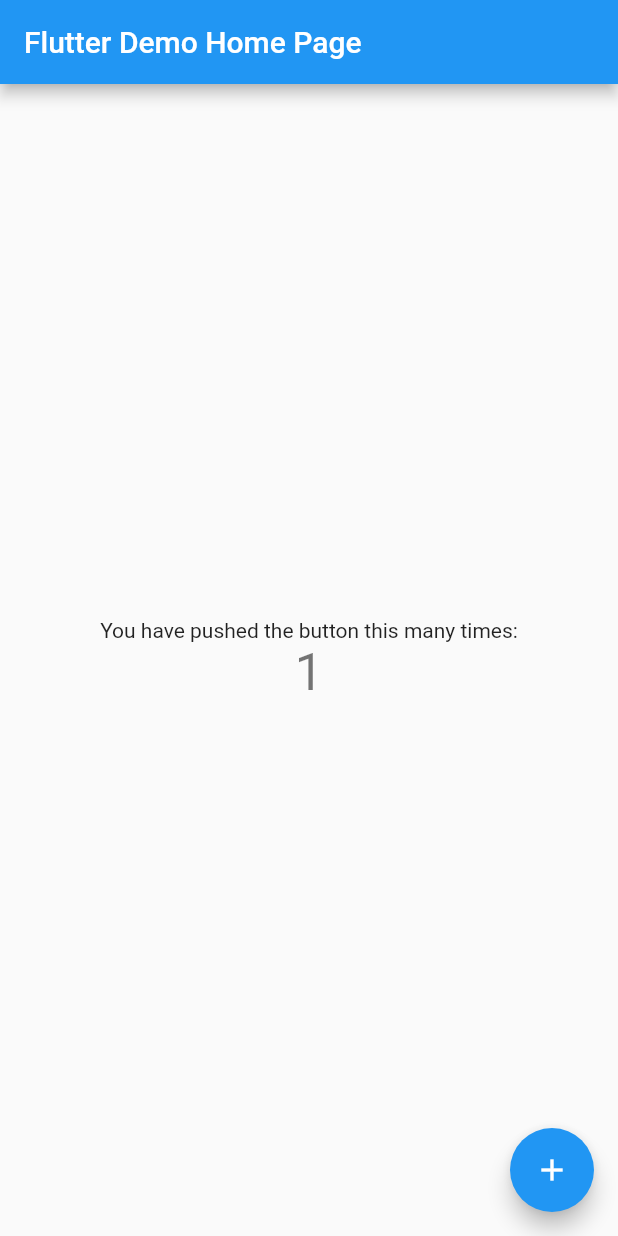
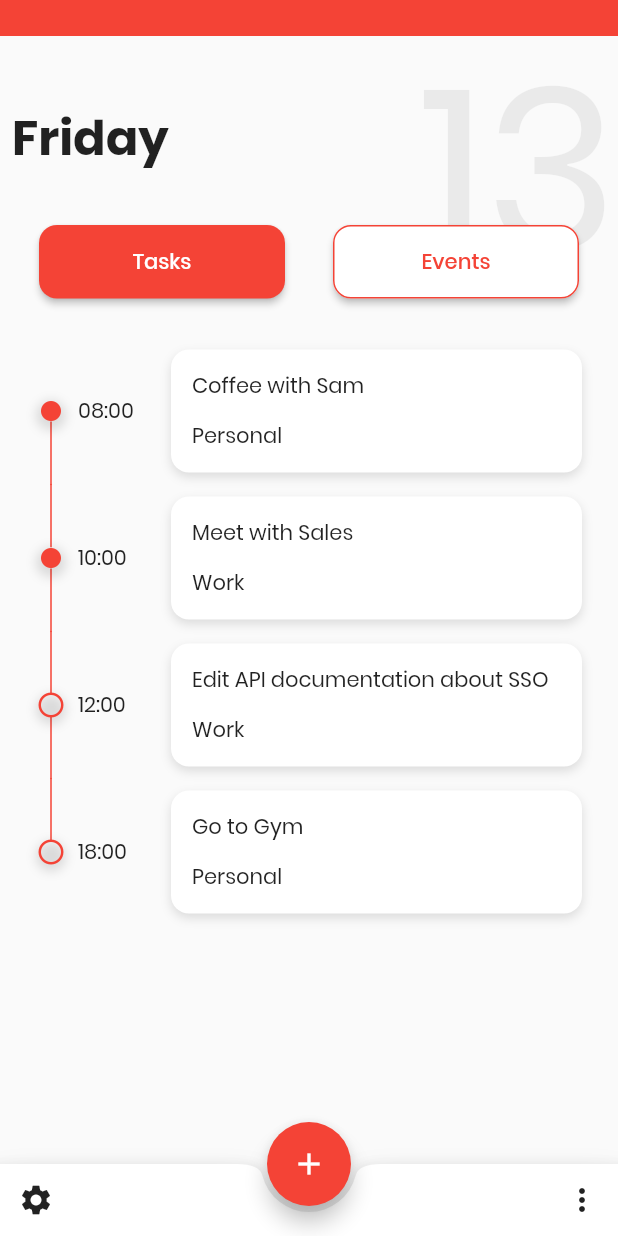
Before and after one commit to S2ShiroeS2/Learn-Flutter, a Flutter app: the screen it shows after launch, after a tap on the "add" icon, on a phone screen of 412 x 824 dp. Run offline on Flutter 3.47's test engine with Material 2 defaults, Android fonts, the phone set to English and light mode, and no system bars.

Commit message:
Xong phần UI Task và Event

```diff
--- a/flutter_code/lib/main.dart
+++ b/flutter_code/lib/main.dart
@@ -1,4 +1,6 @@
 import 'package:flutter/material.dart';
+import 'package:flutter_code/pages/events_page.dart';
+import 'package:flutter_code/pages/tasks_page.dart';
 
 void main() => runApp(MyApp());
 
@@ -7,105 +9,137 @@ class MyApp extends StatelessWidget {
   @override
   Widget build(BuildContext context) {
     return MaterialApp(
+      debugShowCheckedModeBanner: false,
       title: 'Flutter Demo',
       theme: ThemeData(
-        // This is the theme of your application.
-        //
-        // Try running your application with "flutter run". You'll see the
-        // application has a blue toolbar. Then, without quitting the app, try
-        // changing the primarySwatch below to Colors.green and then invoke
-        // "hot reload" (press "r" in the console where you ran "flutter run",
-        // or simply save your changes to "hot reload" in a Flutter IDE).
-        // Notice that the counter didn't reset back to zero; the application
-        // is not restarted.
-        primarySwatch: Colors.blue,
+        primarySwatch: Colors.red,
+        fontFamily: 'Poppins',
       ),
-      home: MyHomePage(title: 'Flutter Demo Home Page'),
+      home: MyHomePage(),
     );
   }
 }
 
 class MyHomePage extends StatefulWidget {
-  MyHomePage({Key key, this.title}) : super(key: key);
-
-  // This widget is the home page of your application. It is stateful, meaning
-  // that it has a State object (defined below) that contains fields that affect
-  // how it looks.
-
-  // This class is the configuration for the state. It holds the values (in this
-  // case the title) provided by the parent (in this case the App widget) and
-  // used by the build method of the State. Fields in a Widget subclass are
-  // always marked "final".
-
-  final String title;
-
   @override
   _MyHomePageState createState() => _MyHomePageState();
 }
 
 class _MyHomePageState extends State<MyHomePage> {
-  int _counter = 0;
-
-  void _incrementCounter() {
-    setState(() {
-      // This call to setState tells the Flutter framework that something has
-      // changed in this State, which causes it to rerun the build method below
-      // so that the display can reflect the updated values. If we changed
-      // _counter without calling setState(), then the build method would not be
-      // called again, and so nothing would appear to happen.
-      _counter++;
-    });
-  }
-
   @override
   Widget build(BuildContext context) {
-    // This method is rerun every time setState is called, for instance as done
-    // by the _incrementCounter method above.
-    //
-    // The Flutter framework has been optimized to make rerunning build methods
-    // fast, so that you can just rebuild anything that needs updating rather
-    // than having to individually change instances of widgets.
     return Scaffold(
-      appBar: AppBar(
-        // Here we take the value from the MyHomePage object that was created by
-        // the App.build method, and use it to set our appbar title.
-        title: Text(widget.title),
+      body: Stack(
+        children: <Widget>[
+          Container(
+            height: 24,
+            color: Theme.of(context).accentColor,
+          ),
+          Positioned(
+            right: 0,
+            child: Text(
+              "13",
+              style: TextStyle(
+                color: Color(0x10000000),
+                fontSize: 150,
+              ),
+            ),
+          ),
+          _mainContent(context),
+        ],
       ),
-      body: Center(
-        // Center is a layout widget. It takes a single child and positions it
-        // in the middle of the parent.
-        child: Column(
-          // Column is also a layout widget. It takes a list of children and
-          // arranges them vertically. By default, it sizes itself to fit its
-          // children horizontally, and tries to be as tall as its parent.
-          //
-          // Invoke "debug painting" (press "p" in the console, choose the
-          // "Toggle Debug Paint" action from the Flutter Inspector in Android
-          // Studio, or the "Toggle Debug Paint" command in Visual Studio Code)
-          // to see the wireframe for each widget.
-          //
-          // Column has various properties to control how it sizes itself and
-          // how it positions its children. Here we use mainAxisAlignment to
-          // center the children vertically; the main axis here is the vertical
-          // axis because Columns are vertical (the cross axis would be
-          // horizontal).
-          mainAxisAlignment: MainAxisAlignment.center,
+      floatingActionButton: FloatingActionButton(
+        onPressed: () => {},
+        child: Icon(Icons.add),
+      ),
+      floatingActionButtonLocation: FloatingActionButtonLocation
+          .centerDocked, //button add position center
+      bottomNavigationBar: BottomAppBar(
+        shape:
+            CircularNotchedRectangle(), //Tạo một viền lõm theo đối tượng bên ngoài
+        child: Row(
+          mainAxisAlignment: MainAxisAlignment.spaceBetween,
           children: <Widget>[
-            Text(
-              'You have pushed the button this many times:',
+            Flexible(
+              child: IconButton(
+                onPressed: () => {},
+                icon: Icon(Icons.settings),
+              ),
             ),
-            Text(
-              '$_counter',
-              style: Theme.of(context).textTheme.display1,
+            Flexible(
+              child: IconButton(
+                onPressed: () => {},
+                icon: Icon(Icons.more_vert),
+              ),
             ),
           ],
         ),
       ),
-      floatingActionButton: FloatingActionButton(
-        onPressed: _incrementCounter,
-        tooltip: 'Increment',
-        child: Icon(Icons.add),
-      ), // This trailing comma makes auto-formatting nicer for build methods.
+    );
+  }
+
+  Column _mainContent(BuildContext context) {
+    return Column(
+      crossAxisAlignment: CrossAxisAlignment.start,
+      children: <Widget>[
+        SizedBox(
+          height: 60,
+        ),
+        Padding(
+          padding: const EdgeInsets.all(8.0),
+          child: Text(
+            "Friday",
+            style: TextStyle(fontSize: 32, fontWeight: FontWeight.bold),
+          ),
+        ),
+        Padding(
+          padding: const EdgeInsets.all(26.0),
+          child: _button(context),
+        ),
+        //Tasks List
+        Expanded(
+          child: EventPage(),
+        ),
+      ],
+    );
+  }
+
+//Widget button tự định nghĩa
+  Widget _button(BuildContext context) {
+    return Row(
+      children: <Widget>[
+        Expanded(
+          child: MaterialButton(
+            shape: RoundedRectangleBorder(
+              borderRadius: BorderRadius.circular(12),
+            ),
+            padding: const EdgeInsets.all(14.0),
+            color: Theme.of(context).accentColor,
+            textColor: Colors.white,
+            onPressed: () => {},
+            child: Text("Tasks"),
+          ),
+        ),
+        SizedBox(
+          width: 32.0,
+        ),
+        Expanded(
+          child: MaterialButton(
+            shape: RoundedRectangleBorder(
+              //Border for button
+              side: BorderSide(
+                color: Theme.of(context).accentColor,
+              ),
+              borderRadius: BorderRadius.circular(12),
+            ),
+            padding: const EdgeInsets.all(14.0),
+            color: Colors.white,
+            textColor: Theme.of(context).accentColor,
+            onPressed: () => {},
+            child: Text("Events"),
+          ),
+        ),
+      ],
     );
   }
 }
--- /dev/null
+++ b/flutter_code/lib/pages/events_page.dart
@@ -0,0 +1,171 @@
+import 'package:flutter/material.dart';
+
+class EventPage extends StatefulWidget {
+  @override
+  _EventPageState createState() => _EventPageState();
+}
+
+//Create object for Event
+class Event {
+  final String time;
+  final String task;
+  final String desc;
+  final bool isFinish;
+
+  Event(this.time, this.task, this.desc, this.isFinish);
+}
+
+final List<Event> _eventList = [
+  new Event("08:00", "Coffee with Sam", "Personal", true),
+  new Event("10:00", "Meet with Sales", "Work", true),
+  new Event("12:00", "Edit API documentation about SSO", "Work", false),
+  new Event("18:00", "Go to Gym", "Personal", false),
+];
+
+class _EventPageState extends State<EventPage> {
+  @override
+  Widget build(BuildContext context) {
+    double iconSize = 20;
+    return ListView.builder(
+      itemCount: _eventList.length,
+      padding: const EdgeInsets.all(0),
+      itemBuilder: (context, index) {
+        return Padding(
+          padding: const EdgeInsets.only(left: 24.0, right: 24.0),
+          child: Row(
+            children: <Widget>[
+              Container(
+                decoration: IconDecoration(
+                  iconSize: iconSize,
+                  lineWidth: 1,
+                  firstData: index == 0 ?? true,
+                  lastData: index == _eventList.length - 1 ?? true,
+                ),
+                child: Container(
+                  decoration: BoxDecoration(
+                    borderRadius: BorderRadius.circular(50),
+                    boxShadow: [
+                      BoxShadow(
+                        offset: Offset(0, 3),
+                        color: Color(0x20000000),
+                        blurRadius: 5,
+                      ),
+                    ],
+                  ),
+                  child: Icon(
+                    _eventList[index].isFinish ? Icons.fiber_manual_record : Icons.radio_button_unchecked,
+                    size: 20.0,
+                    color: Theme.of(context).accentColor,
+                  ),
+                ),
+              ),
+              Container(
+                width: 70,
+                child: Padding(
+                  padding: const EdgeInsets.only(left: 8.0),
+                  child: Text(_eventList[index].time),
+                ),
+              ),
+              Expanded(
+                child: Padding(
+                  padding: const EdgeInsets.only(top: 8.0, bottom: 8.0),
+                  child: Container(
+                    padding: const EdgeInsets.all(14.0),
+                    decoration: BoxDecoration(
+                      color: Colors.white,
+                      borderRadius: BorderRadius.circular(12),
+                      boxShadow: [
+                        BoxShadow(
+                          color: Color(0x20000000),
+                          blurRadius: 5, //Đổ bóng
+                          offset: Offset(0, 3),
+                        )
+                      ],
+                    ),
+                    child: Column(
+                      crossAxisAlignment: CrossAxisAlignment.start,
+                      children: <Widget>[
+                        Text(_eventList[index].task),
+                        SizedBox(
+                          height: 12.0,
+                        ),
+                        Text(_eventList[index].desc),
+                      ],
+                    ),
+                  ),
+                ),
+              ),
+            ],
+          ),
+        );
+      },
+    );
+  }
+}
+
+//Drawn line
+class IconDecoration extends Decoration {
+  final double iconSize;
+  final double lineWidth;
+  final bool firstData;
+  final bool lastData;
+
+  IconDecoration({
+    @required double iconSize,
+    @required double lineWidth,
+    @required bool firstData,
+    @required bool lastData,
+  }) : this.iconSize = iconSize,
+  this.lineWidth = lineWidth,
+  this.firstData = firstData,
+  this.lastData = lastData;
+
+  @override
+  BoxPainter createBoxPainter([onChanged]) {
+    return IconLine(
+      iconSize: iconSize,
+      lineWidth: lineWidth,
+      firstData: firstData,
+      lastData: lastData,
+    );
+  }
+}
+
+class IconLine extends BoxPainter {
+  final double iconSize;
+  final bool firstData;
+  final bool lastData;
+  final Paint paintLine;
+
+  IconLine({
+    @required double iconSize,
+    @required double lineWidth,
+    @required bool firstData,
+    @required bool lastData,
+  }) : this.iconSize = iconSize,
+  this.firstData = firstData,
+  this.lastData = lastData,
+  paintLine = Paint()
+  ..color = Colors.red
+  ..strokeCap = StrokeCap.round
+  ..strokeWidth = lineWidth
+  ..style = PaintingStyle.stroke;
+  @override
+  void paint(Canvas canvas, Offset offset, ImageConfiguration configuration) {
+    //define position to draw line
+    final leftOffset = Offset((iconSize / 2) + 24.0, offset.dy);
+    final double iconSpace = iconSize / 2.7;
+
+    final Offset top = configuration.size.topLeft(Offset(leftOffset.dx, 0.0));
+    final Offset centerTop = configuration.size.centerLeft(Offset(leftOffset.dx, leftOffset.dy - 7.5));
+    if(!firstData) {
+      canvas.drawLine(top, centerTop, paintLine);
+    }
+    //bottomline
+    final centerBottom = configuration.size.centerLeft(Offset(leftOffset.dx, leftOffset.dy + iconSpace));
+    final bottom = configuration.size.bottomLeft(Offset(leftOffset.dx, leftOffset.dy * 2));
+    if(!lastData) {
+      canvas.drawLine(centerBottom, bottom, paintLine);
+    }
+  }
+}
--- /dev/null
+++ b/flutter_code/lib/pages/tasks_page.dart
@@ -0,0 +1,85 @@
+import 'package:flutter/material.dart';
+
+class TaskPage extends StatefulWidget {
+  @override
+  _TaskPageState createState() => _TaskPageState();
+}
+
+//Create Task object
+class Task {
+  final String task;
+  final bool isFinish;
+  const Task(this.task, this.isFinish);
+}
+
+//Defind list Task
+final List<Task> _taskList = [
+  new Task('Call Tom about appointment', false),
+  new Task('Fix on boarding experience', false),
+  new Task('Edit API documentation', false),
+  new Task('Set up user focus groups', false),
+  new Task('Have coffee with Sam', true),
+  new Task('Meet with Sales', true),
+];
+
+class _TaskPageState extends State<TaskPage> {
+  @override
+  Widget build(BuildContext context) {
+    return ListView.builder(
+      itemCount: _taskList.length,
+      itemBuilder: (context, index) {
+        return _taskList[index].isFinish
+            ? _tasksComplete(_taskList[index].task)
+            : _tasksUncomplete(_taskList[index].task);
+      },
+    );
+  }
+
+  Widget _tasksUncomplete(String task) {
+    return Padding(
+      padding: const EdgeInsets.only(left: 20.0, bottom: 20.0),
+      child: Row(
+        children: <Widget>[
+          new Flexible(
+            child: new Icon(
+              Icons.radio_button_unchecked,
+              color: Theme.of(context).accentColor,
+              size: 20,
+            ),
+          ),
+          SizedBox(
+            width: 20.0,
+          ),
+          Text(task),
+        ],
+      ),
+    );
+  }
+
+  Widget _tasksComplete(String task) {
+    //Overlay at complete task
+    return Container(
+      foregroundDecoration: BoxDecoration(
+        color: Color(0x60FDFDFD),
+      ),
+      child: Padding(
+        padding: const EdgeInsets.only(left: 20.0, top: 20.0),
+        child: Row(
+          children: <Widget>[
+            new Flexible(
+              child: new Icon(
+                Icons.radio_button_checked,
+                color: Theme.of(context).accentColor,
+                size: 20,
+              ),
+            ),
+            SizedBox(
+              width: 20.0,
+            ),
+            Text(task),
+          ],
+        ),
+      ),
+    );
+  }
+}
```
Also changed, not shown: flutter_code/pubspec.yaml (+8 -4 lines), flutter_code/assets/fonts/Poppins-Bold.ttf (added), flutter_code/assets/fonts/Poppins-Italic.ttf (added), flutter_code/assets/fonts/Poppins-Medium.ttf (added), flutter_code/assets/fonts/Poppins-Regular.ttf (added), flutter_code/assets/fonts/Poppins-SemiBold.ttf (added), flutter_code/pubspec.lock, 1 other file.
